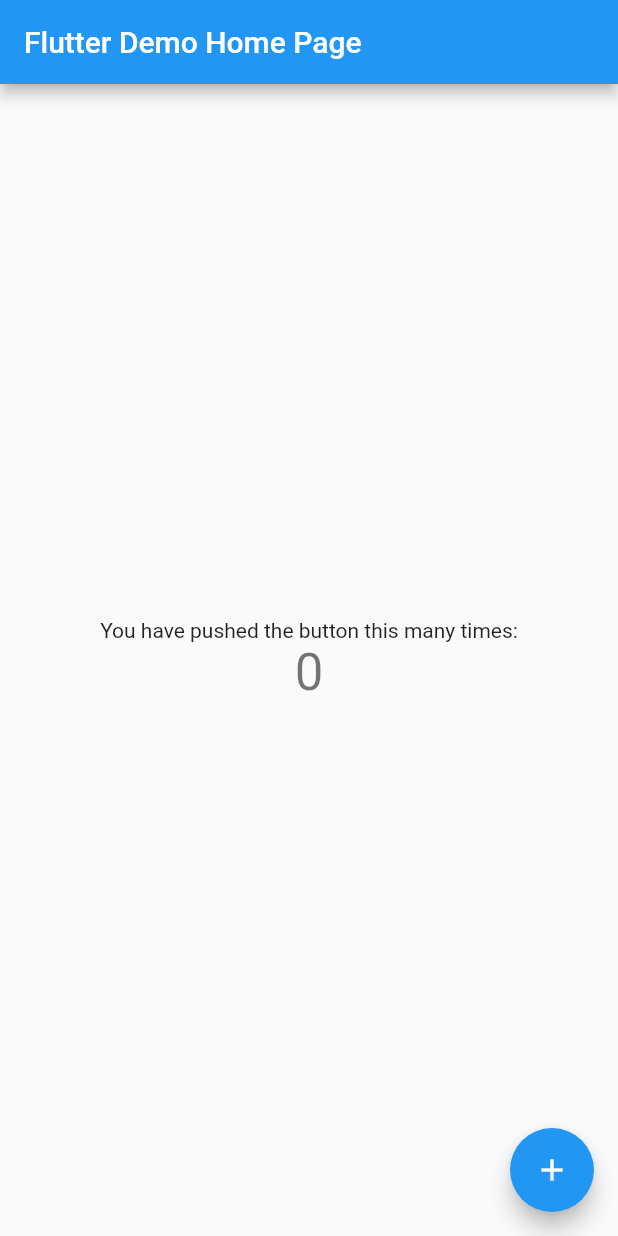
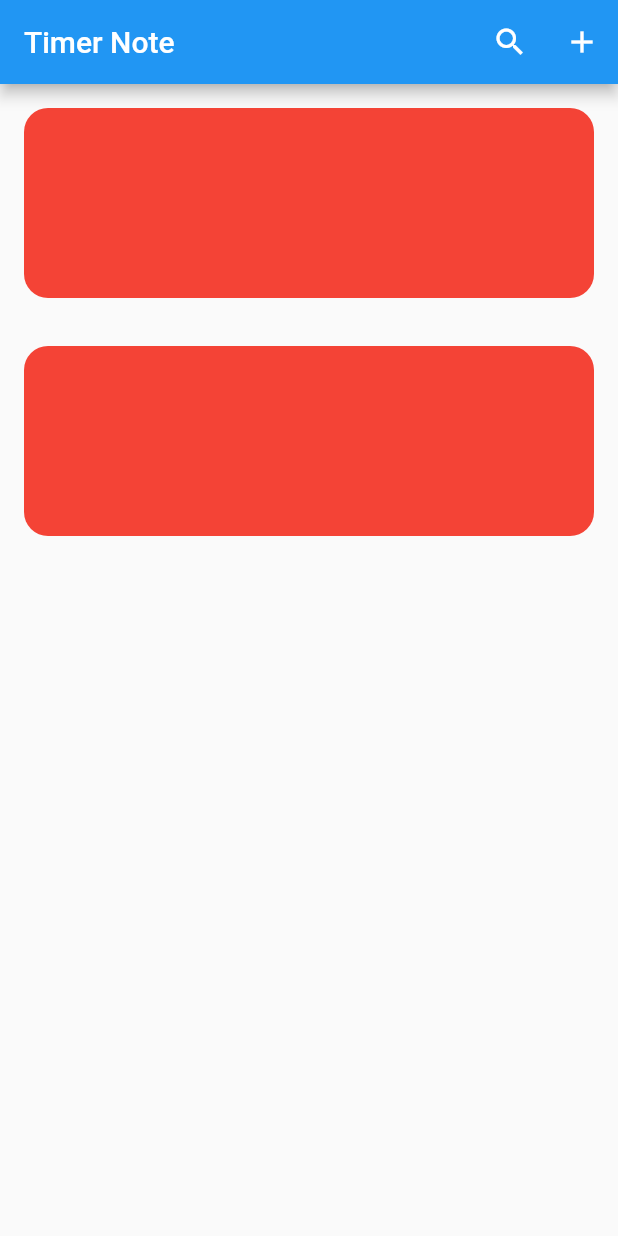
Before and after one commit to Nil-cire/timer_note, a Flutter app: the screen it shows after launch, on a phone screen of 412 x 824 dp. Run offline on Flutter 3.47's test engine with Material 2 defaults, Android fonts, the phone set to English and light mode, and no system bars; our stand-ins replace bloc, flutter_bloc.

Commit message:
feat/home page ui

```diff
--- /dev/null
+++ b/lib/data/entity/NoteFileEntity.dart
@@ -0,0 +1,6 @@
+
+class NoteFileEntity {
+  late String uuid;
+
+  NoteFileEntity(this.uuid);
+}
--- a/lib/main.dart
+++ b/lib/main.dart
@@ -1,4 +1,7 @@
 import 'package:flutter/material.dart';
+import 'package:flutter_bloc/flutter_bloc.dart';
+import 'package:timer_note/ui/home_page/HomePage.dart';
+import 'package:timer_note/ui/home_page/HomePageViewModel.dart';
 
 void main() {
   runApp(const MyApp());
@@ -24,7 +27,13 @@ class MyApp extends StatelessWidget {
         // is not restarted.
         primarySwatch: Colors.blue,
       ),
-      home: const MyHomePage(title: 'Flutter Demo Home Page'),
+      home: BlocProvider(
+          create: (context) => HomePageViewModel(),
+          child: const HomePage()
+      ),
+      routes: {
+        "/home": (context) => const HomePage()
+      },
     );
   }
 }
--- /dev/null
+++ b/lib/ui/custom/HomeNoteView.dart
@@ -0,0 +1,25 @@
+import 'package:flutter/material.dart';
+import 'package:timer_note/data/entity/NoteFileEntity.dart';
+
+import '../../value/MyDimension.dart';
+
+class HomeNoteView extends StatelessWidget {
+  const HomeNoteView(this.noteFile, {Key? key}) : super(key: key);
+
+  final NoteFileEntity noteFile;
+
+  @override
+  Widget build(BuildContext context) {
+    return ClipRRect(
+      borderRadius: const BorderRadius.all(
+          Radius.circular(MyDimension.mainBorderRadius)),
+      child: AspectRatio(
+        aspectRatio: 1 / 2,
+        child: Container(
+          padding: const EdgeInsets.all(MyDimension.itemMainPadding),
+          color: Colors.red,
+        ),
+      ),
+    );
+  }
+}
--- /dev/null
+++ b/lib/ui/home_page/HomePage.dart
@@ -0,0 +1,78 @@
+import 'package:flutter/material.dart';
+import 'package:flutter_bloc/flutter_bloc.dart';
+import 'package:timer_note/value/MyString.dart';
+
+import '../../value/MyDimension.dart';
+import '../custom/HomeNoteView.dart';
+import 'HomePageViewModel.dart';
+
+class HomePage extends StatefulWidget {
+  const HomePage({Key? key}) : super(key: key);
+
+  @override
+  State<HomePage> createState() => HomePageState();
+}
+
+class HomePageState extends State<HomePage> {
+  late HomePageViewModel viewModel;
+
+  @override
+  Widget build(BuildContext context) {
+    viewModel = context.watch<HomePageViewModel>();
+
+    return Scaffold(
+      appBar: AppBar(
+        title: const Text(MyString.homeTitle),
+        actions: [
+          IconButton(
+            icon: const Icon(
+              Icons.search,
+              color: Colors.white,
+            ),
+            onPressed: () {
+              // do something
+            },
+          ),
+          IconButton(
+            icon: const Icon(
+              Icons.add,
+              color: Colors.white,
+            ),
+            onPressed: () {
+              // do something
+            },
+          )
+        ],
+      ),
+      body: Container(
+        child: BlocBuilder<HomePageViewModel, HomePageViewModelState>(
+          bloc: viewModel,
+          builder: (context, state) {
+            switch (state) {
+              case HomePageViewModelState.init:
+                return const Center(
+                  child: Text(MyString.noNote),
+                );
+              case HomePageViewModelState.getMainNotesSuccess:
+                return ListView.builder(
+                    itemCount: viewModel.noteFiles.length,
+                    itemBuilder: (context, index) {
+                      return GestureDetector(
+                        onTapUp: (tapUpDetails) {},
+                        child: Padding(
+                          padding:
+                              const EdgeInsets.all(MyDimension.mainPadding),
+                          child: AspectRatio(
+                            aspectRatio: 3 / 1,
+                            child: HomeNoteView(viewModel.noteFiles[index]),
+                          ),
+                        ),
+                      );
+                    });
+            }
+          },
+        ),
+      ),
+    );
+  }
+}
--- /dev/null
+++ b/lib/ui/home_page/HomePageViewModel.dart
@@ -0,0 +1,19 @@
+import 'package:bloc/bloc.dart';
+import 'package:timer_note/data/entity/NoteFileEntity.dart';
+
+class HomePageViewModel extends Cubit<HomePageViewModelState> {
+  List<NoteFileEntity> noteFiles = [
+    NoteFileEntity("001"),
+    NoteFileEntity("002")
+  ]; //todo mock data
+
+  HomePageViewModel() : super(HomePageViewModelState.init) {
+    getMainNotes();
+  }
+
+  Future<void> getMainNotes() async {
+    emit(HomePageViewModelState.getMainNotesSuccess);
+  }
+}
+
+enum HomePageViewModelState { init, getMainNotesSuccess }
--- /dev/null
+++ b/lib/value/MyDimension.dart
@@ -0,0 +1,7 @@
+
+class MyDimension {
+  static const mainBorderRadius = 16.0;
+
+  static const mainPadding = 16.0;
+  static const itemMainPadding = 8.0;
+}
--- /dev/null
+++ b/lib/value/MyString.dart
@@ -0,0 +1,6 @@
+
+class MyString {
+  // home page
+  static const homeTitle = "Timer Note";
+  static const noNote = "You don't have any note yet, Press + to add one";
+}
```
Also changed, not shown: pubspec.yaml (+11 -0 lines), 2 other files.
